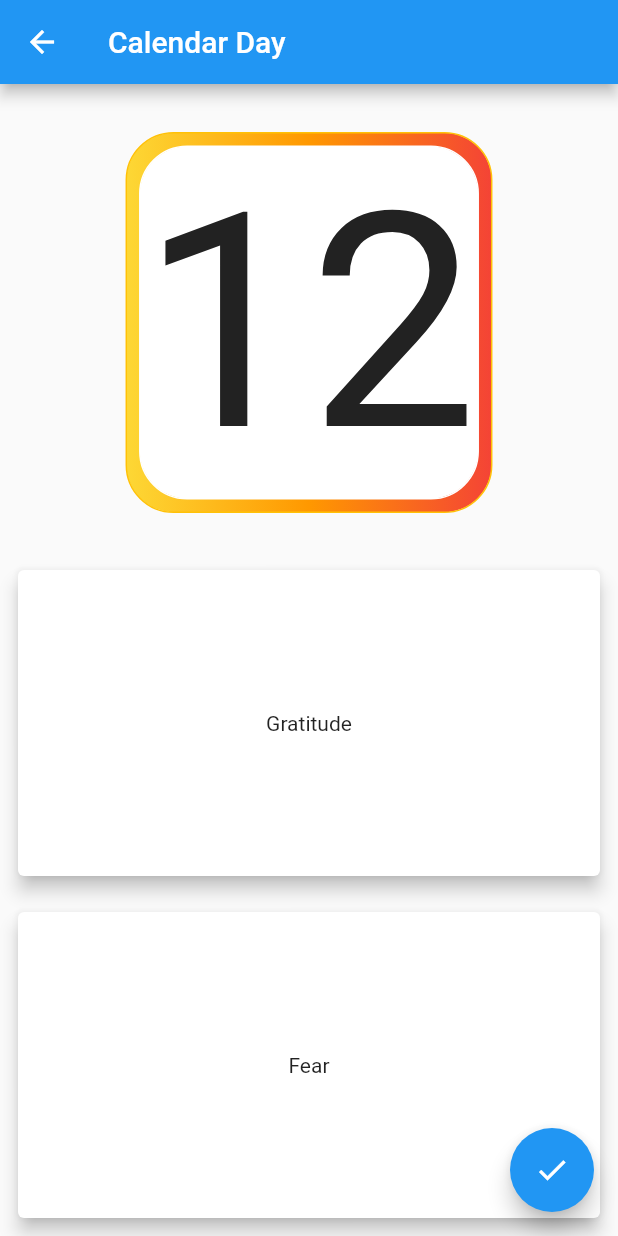
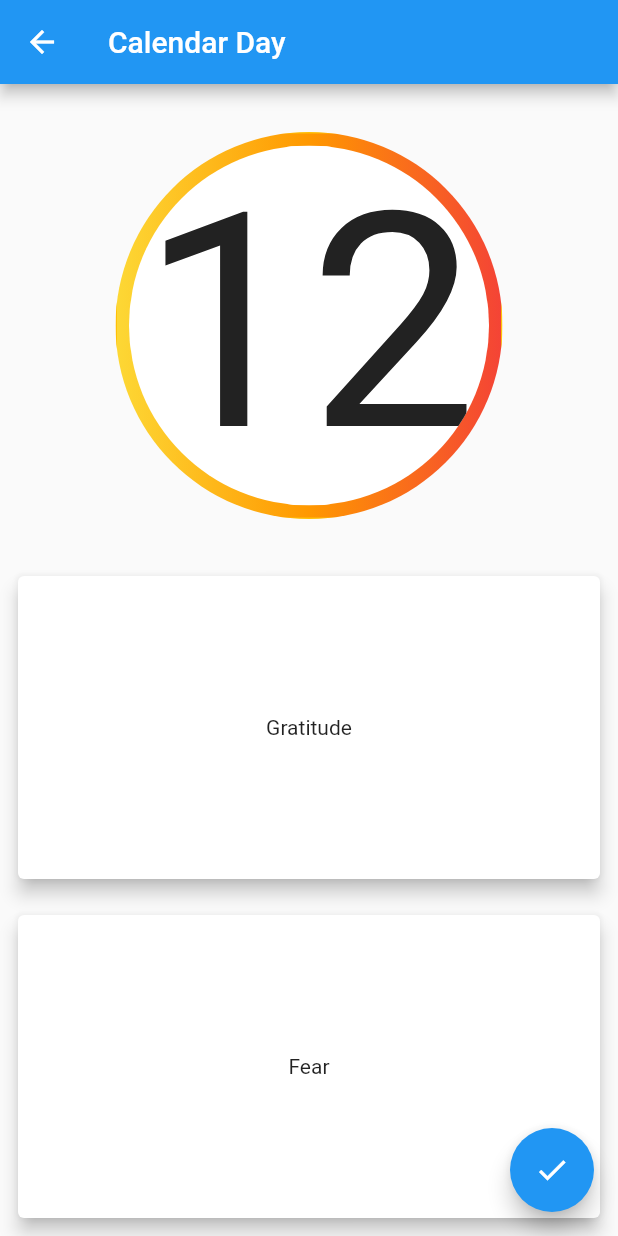
Before and after one commit to valerianaGit/3ThingsFlutter, a Flutter app: the CalendarDayPage screen opened by its route, on a phone screen of 412 x 824 dp. Run offline on Flutter 3.47's test engine with Material 2 defaults, Android fonts, the phone set to English and light mode, and no system bars; our stand-ins replace table_calendar.

Commit message:
create circle shaped day widget for cal;endar day screen

```diff
--- a/lib/screens/calendar_day_screen.dart
+++ b/lib/screens/calendar_day_screen.dart
@@ -20,16 +20,31 @@ class CalendarDayPage extends StatelessWidget {
               //TODO: - Create this circle with the colors in the border
               //Day circle with colors representing the 3 models
               //https://stackoverflow.com/a/59964891/7842175
-              Container(
-                child: Padding(
-                  padding: const EdgeInsets.all(8.0),
-                  child: Container(
-                    child: Text("12", style: TextStyle(fontSize: 200.0)),
-                    decoration: kInnerDecoration,
+              ClipOval(
+                clipBehavior: Clip.antiAlias,
+                child: Container(
+                  child: Padding(
+                    padding: const EdgeInsets.all(8.0), //width of the border
+                    child: ClipOval(
+                      clipBehavior: Clip.antiAlias,
+                      child: Container(
+                        width:
+                            240.0, // this width forces the container to be a circle
+                        height:
+                            240.0, // this height forces the container to be a circle
+                        child: Text(
+                          "12",
+                          style: TextStyle(
+                            fontSize: 200.0,
+                          ),
+                          textAlign: TextAlign.center,
+                        ),
+                        decoration: kInnerDecoration,
+                      ),
+                    ),
                   ),
+                  decoration: kGradientBoxDecoration,
                 ),
-                //height: 66.0,
-                decoration: kGradientBoxDecoration,
               ),
               // ClipOval(
               //   clipBehavior: Clip.antiAlias,
--- a/lib/utilities/constants.dart
+++ b/lib/utilities/constants.dart
@@ -5,7 +5,7 @@ final kInnerDecoration = BoxDecoration(
   border: Border.all(color: Colors.white),
   borderRadius: BorderRadius.circular(32),
 );
-
+// border for all 3 colors
 final kGradientBoxDecoration = BoxDecoration(
   gradient: LinearGradient(
       colors: [Colors.yellow.shade600, Colors.orange, Colors.red]),
```
